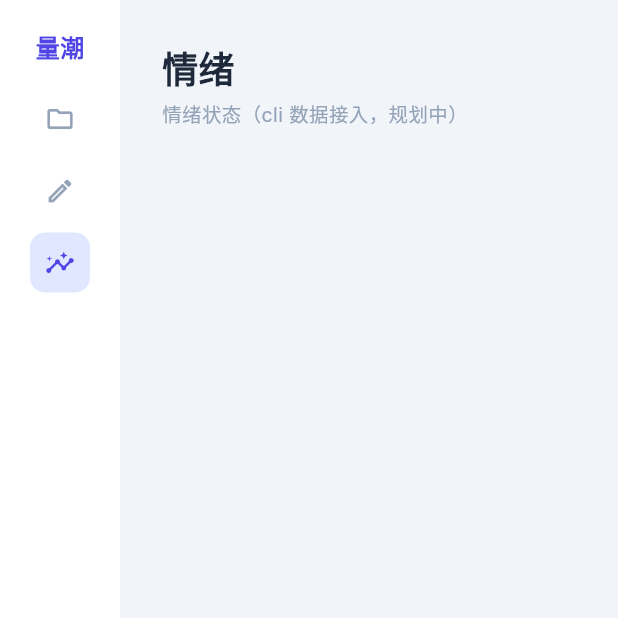
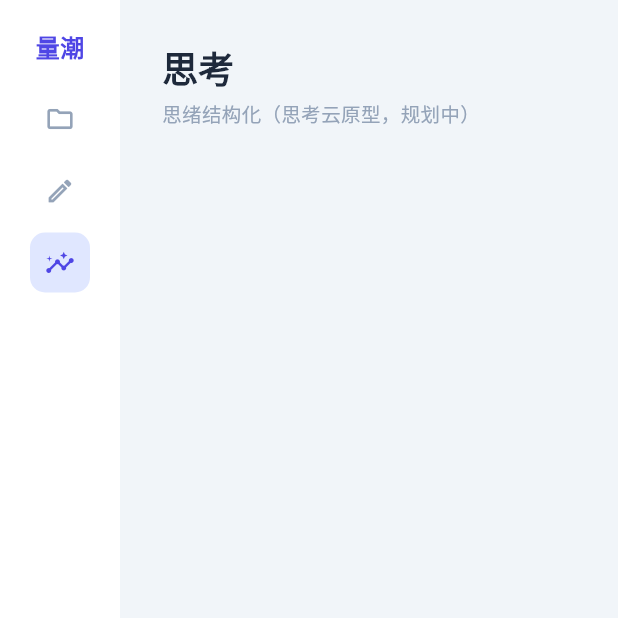
Before and after one commit to quanttide/qtfounder, a Flutter app: the screen it shows after launch, after a tap on the "edit" icon, after a tap on the "insights" icon, on a phone screen of 412 x 824 dp, the top half of it. Run offline on Flutter 3.47's test engine with Material 3 defaults, Android fonts, the phone set to English and light mode, and no system bars; our stand-ins replace yaml; Roboto replaces fonts that are missing (Inter).

Commit message:
refactor: 路由命名 /create→/write 写作、/emotion→/think 思考（文档+代码+测试同步）

```diff
--- a/src/studio/lib/main.dart
+++ b/src/studio/lib/main.dart
@@ -58,13 +58,13 @@ class _ShellState extends State<Shell> {
     ),
     _NavItem(
       icon: Icons.edit_outlined,
-      label: '创作',
+      label: '写作',
       buildPage: () => const CreateScreen(),
     ),
     _NavItem(
       icon: Icons.insights_outlined,
-      label: '情绪',
-      buildPage: () => const _PlaceholderPage(title: '情绪', subtitle: '情绪状态（cli 数据接入，规划中）'),
+      label: '思考',
+      buildPage: () => const _PlaceholderPage(title: '思考', subtitle: '思绪结构化（思考云原型，规划中）'),
     ),
   ];
 
```
Also changed, not shown: 7 other files.
